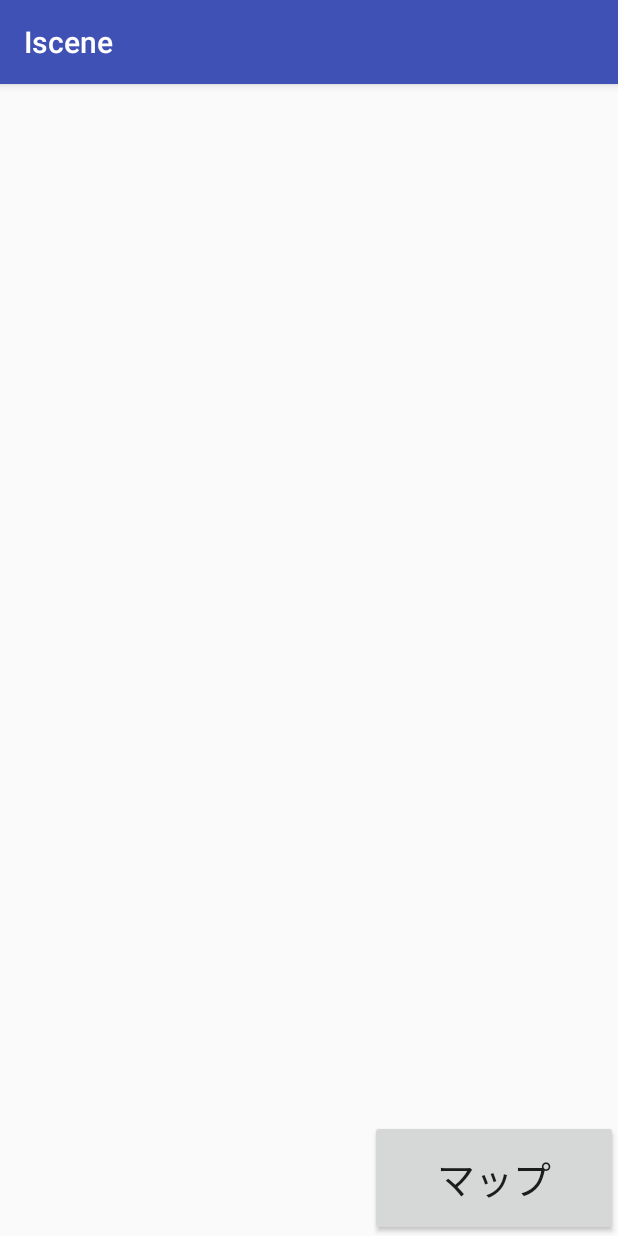
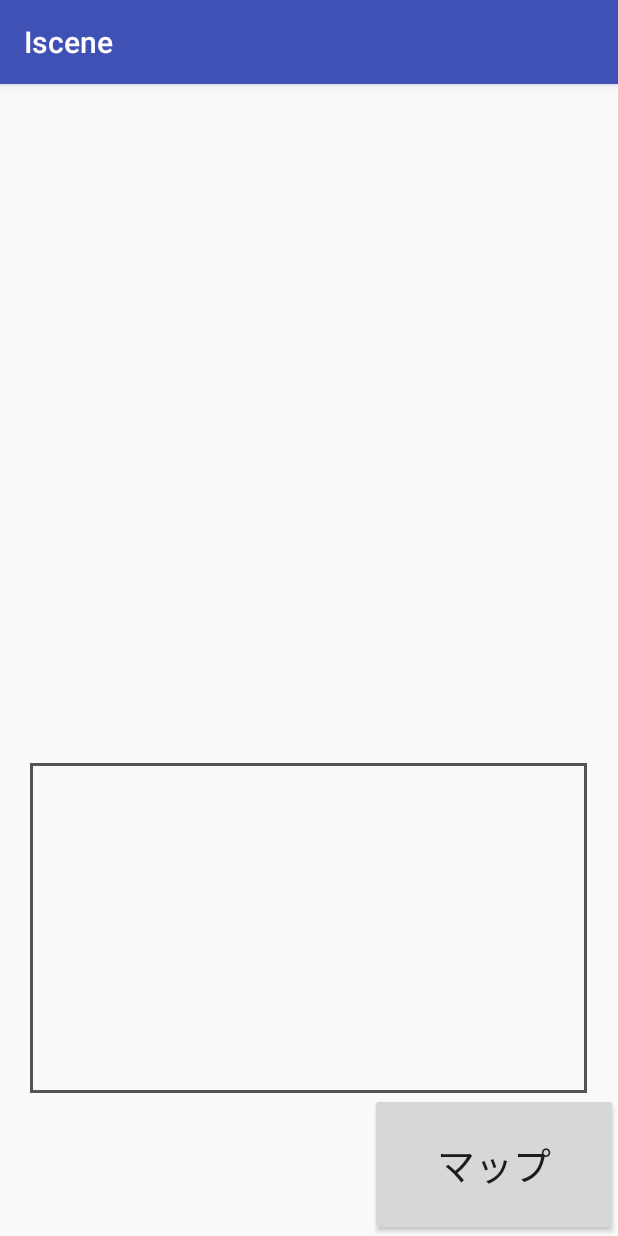
Before and after one commit to ishikoc4i/appli, an Android app: the DetailActivity screen opened directly, with no data from a screen before it, on a phone screen of 412 x 824 dp. Run offline under Robolectric (Android 15) with nearby library versions, the phone set to English and light mode, and no system bars.

Commit message:
アイコンなど変更

```diff
--- a/app/src/main/java/com/codeforishinomaki/sample/DetailActivity.java
+++ b/app/src/main/java/com/codeforishinomaki/sample/DetailActivity.java
@@ -4,17 +4,13 @@ import android.content.Intent;
 import android.net.Uri;
 import android.support.v7.app.AppCompatActivity;
 import android.os.Bundle;
-import android.view.KeyEvent;
 import android.view.View;
 import android.widget.Button;
 import android.widget.ImageView;
-import android.widget.ListAdapter;
 import android.widget.TextView;
 
-import java.util.Map;
-
 public class DetailActivity extends AppCompatActivity {
-    TextView textView, detailText;
+    TextView detailText, detailText2;
     ImageView imageView;
     Button button;
 
@@ -27,12 +23,19 @@ public class DetailActivity extends AppCompatActivity {
         String selTimei = intent.getStringExtra("timei");
         int selImage = intent.getIntExtra("image",0);
         final String selLoation = intent.getStringExtra("location");
+        String selDetail = intent.getStringExtra("detail");
 
-        textView = (TextView)findViewById(R.id.detailtext);
-        textView.setText(selTimei);
+        detailText = (TextView)findViewById(R.id.detailtext);
+        detailText.setText(selTimei);
         imageView = (ImageView)findViewById(R.id.detailimage);
         imageView.setImageResource(selImage);
-        detailText = (TextView)findViewById(R.id.detailtext2);
+        detailText2 = (TextView)findViewById(R.id.detailtext2);
+        detailText2.setText(selDetail);
+
+
+
+
+
 
         button = (Button)findViewById(R.id.mapbutton);
         button.setOnClickListener(new View.OnClickListener() {
@@ -47,4 +50,10 @@ public class DetailActivity extends AppCompatActivity {
 
     }
 
+    @Override
+    public void onBackPressed() {
+        super.onBackPressed();
+
+        overridePendingTransition(R.animator.slide_out_right, R.animator.slide_in_left);
+    }
 }
--- /dev/null
+++ b/app/src/main/res/drawable/frame_style.xml
@@ -0,0 +1,9 @@
+<?xml version="1.0" encoding="utf-8"?>
+<shape xmlns:android="http://schemas.android.com/apk/res/android"
+    android:shape="rectangle">
+
+    <stroke
+        android:width="2dp"
+        android:color="#555555"/>
+
+</shape>
--- a/app/src/main/res/layout/activity_detail.xml
+++ b/app/src/main/res/layout/activity_detail.xml
@@ -4,7 +4,7 @@
     android:layout_width="match_parent"
     android:layout_height="match_parent"
 
-    android:weightSum="100"
+    android:weightSum="105"
     android:orientation="vertical"
 
     tools:context="com.codeforishinomaki.sample.DetailActivity">
@@ -27,13 +27,42 @@
     <TextView
         android:layout_width="match_parent"
         android:layout_height="0dp"
-        android:layout_weight="30"
-        android:id="@+id/detailtext2"/>
+        android:layout_weight="2"/>
 
     <LinearLayout
         android:layout_width="match_parent"
         android:layout_height="0dp"
-        android:layout_weight="10"
+        android:layout_weight="30"
+        android:orientation="horizontal"
+        android:weightSum="100">
+
+        <TextView
+            android:layout_width="0dp"
+            android:layout_height="match_parent"
+            android:layout_weight="5"/>
+
+        <TextView
+            android:layout_width="0dp"
+            android:layout_height="match_parent"
+            android:layout_weight="90"
+            android:layout_gravity="center"
+            android:textSize="20sp"
+            tools:text="詳細説明"
+            android:textColor="#000000"
+            android:background="@drawable/frame_style"
+            android:id="@+id/detailtext2"/>
+
+        <TextView
+            android:layout_width="0dp"
+            android:layout_height="match_parent"
+            android:layout_weight="5"/>
+
+    </LinearLayout>
+
+    <LinearLayout
+        android:layout_width="match_parent"
+        android:layout_height="0dp"
+        android:layout_weight="13"
         android:weightSum="100"
         android:orientation="horizontal">
 
--- a/build.gradle
+++ b/build.gradle
@@ -5,7 +5,7 @@ buildscript {
         jcenter()
     }
     dependencies {
-        classpath 'com.android.tools.build:gradle:2.1.3'
+        classpath 'com.android.tools.build:gradle:2.2.0'
 
         // NOTE: Do not place your application dependencies here; they belong
         // in the individual module build.gradle files
```
Also changed, not shown: app/src/main/java/com/codeforishinomaki/sample/MainActivity.java (+45 -26 lines), app/src/main/res/layout/listitem_image.xml (+11 -6 lines), app/src/main/res/drawable/bb_grad.png (added), app/src/main/res/mipmap-hdpi/ic_launcher.png, app/src/main/res/mipmap-mdpi/ic_launcher.png, app/src/main/res/mipmap-xhdpi/ic_launcher.png, app/src/main/res/mipmap-xxhdpi/ic_launcher.png, app/src/main/res/mipmap-xxxhdpi/ic_launcher.png.
